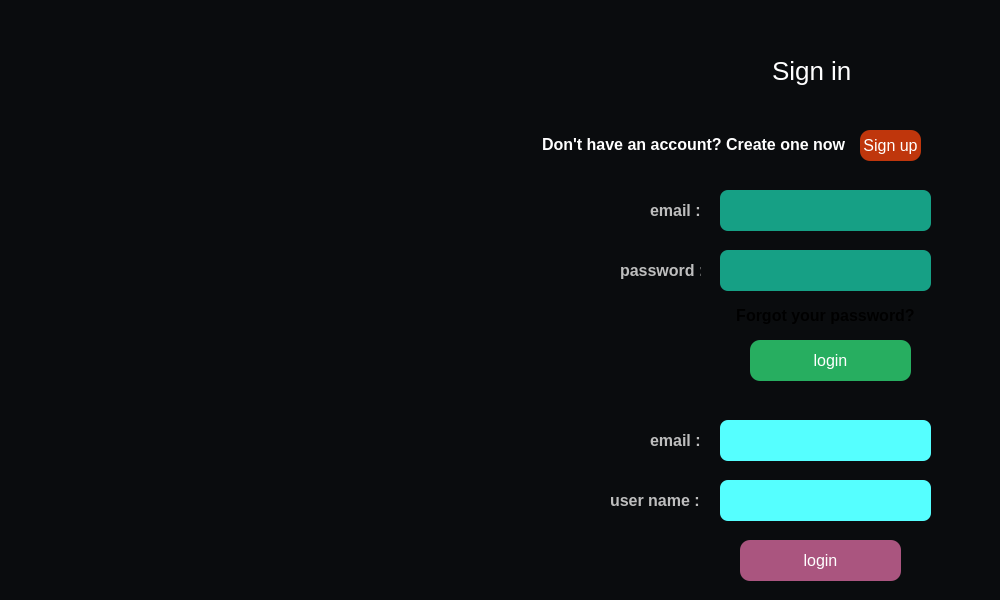
Before: the Qt Designer form clients/signin.ui in Abbas2026/Exchange, drawn with Qt 5.
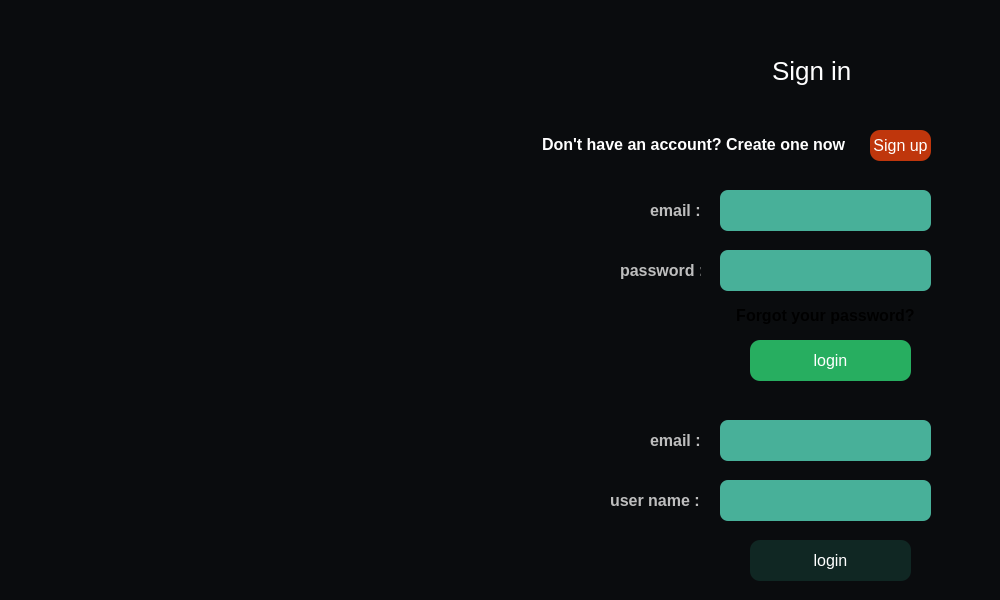
After: the same form once the commit is applied. Icons and pictures are not drawn.

Patch:
```diff
--- a/clients/signin.ui
+++ b/clients/signin.ui
@@ -50,7 +50,7 @@
   <widget class="QPushButton" name="pushButton_gosignin">
    <property name="geometry">
     <rect>
-     <x>860</x>
+     <x>870</x>
      <y>130</y>
      <width>61</width>
      <height>31</height>
@@ -190,14 +190,16 @@
    <property name="styleSheet">
     <string notr="true">    border-radius: 8px; 
     padding: 0px 12px; 
-  
-background-color: rgb(85, 255, 255);
-color: rgb(0, 0, 0);
+	background-color: #48b099;
+	color: rgb(0, 0, 0);
     font-size: 14px;
 
 
 </string>
    </property>
+   <property name="text">
+    <string/>
+   </property>
   </widget>
   <widget class="QLineEdit" name="lineEditName_sign">
    <property name="geometry">
@@ -211,7 +213,7 @@
    <property name="styleSheet">
     <string notr="true">    border-radius: 8px; 
     padding: 0px 12px; 
-background-color: rgb(85, 255, 255);
+background-color:#48b099;
 color: rgb(0, 0, 0);
     font-size: 14px;
 
@@ -256,7 +258,7 @@
    <property name="styleSheet">
     <string notr="true">    border-radius: 8px; 
     padding: 0px 12px; 
-    background-color: #16A085   ; 
+    background-color: #48b099  ; 
 color: rgb(255, 255, 255);
     font-size: 14px;
 
@@ -272,7 +274,7 @@
    </property>
    <property name="geometry">
     <rect>
-     <x>740</x>
+     <x>750</x>
      <y>540</y>
      <width>161</width>
      <height>41</height>
@@ -282,8 +284,7 @@
     <cursorShape>PointingHandCursor</cursorShape>
    </property>
    <property name="styleSheet">
-    <string notr="true">
-background-color: rgb(170, 85, 127);
+    <string notr="true">			background-color: #102723;
             color: white;
             border-radius: 10px;
             font-size: 16px;
@@ -305,7 +306,7 @@
    <property name="styleSheet">
     <string notr="true">    border-radius: 8px; 
     padding: 0px 12px; 
-    background-color: #16A085   ; 
+    background-color: #48b099   ; 
 color: rgb(255, 255, 255);
     font-size: 14px;
 
```
